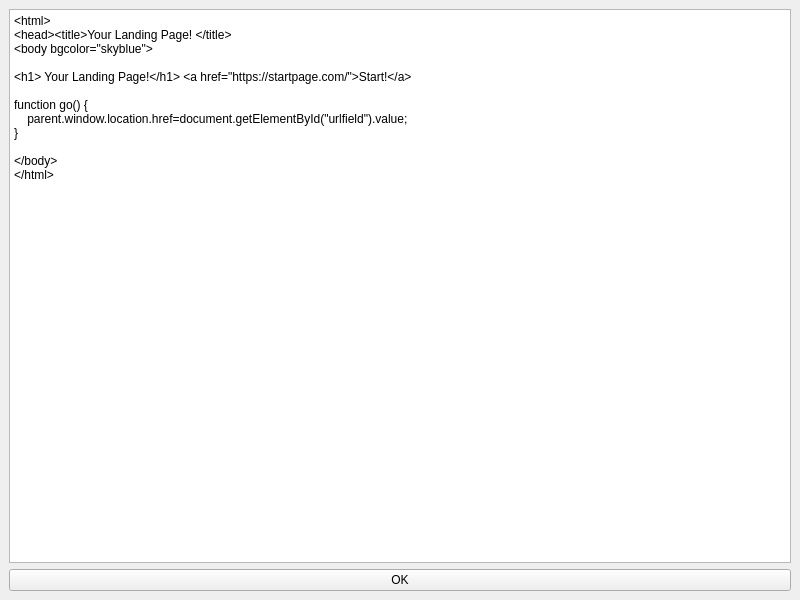
This is CaptiveDNS/indexhtml.ui in browseDNS/CaptiveDNS as Qt 5 draws it before an edit. The edited form follows.
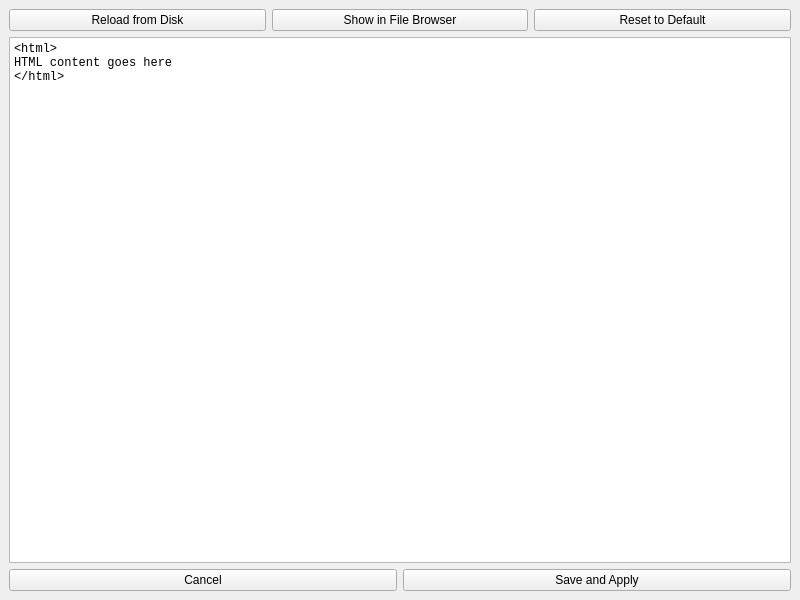
This is the edited form.

Commit message: change landing page, add option to open landing folder, update layout

```diff
--- a/CaptiveDNS/indexhtml.ui
+++ b/CaptiveDNS/indexhtml.ui
@@ -17,30 +17,62 @@
    <layout class="QGridLayout" name="gridLayout">
     <item row="0" column="0">
      <layout class="QVBoxLayout" name="verticalLayout">
+      <item>
+       <layout class="QHBoxLayout" name="horizontalLayout_2">
+        <item>
+         <widget class="QPushButton" name="pushButton_3">
+          <property name="text">
+           <string>Reload from Disk</string>
+          </property>
+         </widget>
+        </item>
+        <item>
+         <widget class="QPushButton" name="pushButton_2">
+          <property name="text">
+           <string>Show in File Browser</string>
+          </property>
+         </widget>
+        </item>
+        <item>
+         <widget class="QPushButton" name="pushButton">
+          <property name="text">
+           <string>Reset to Default</string>
+          </property>
+         </widget>
+        </item>
+       </layout>
+      </item>
       <item>
        <widget class="QPlainTextEdit" name="html">
+        <property name="font">
+         <font>
+          <family>Courier New</family>
+         </font>
+        </property>
         <property name="plainText">
          <string>&lt;html&gt;
-&lt;head&gt;&lt;title&gt;Your Landing Page! &lt;/title&gt;
-&lt;body bgcolor=&quot;skyblue&quot;&gt;
-&lt;input type=&quot;text&quot; name=&quot;urlfield&quot; id=&quot;urlfield&quot; maxlength=&quot;200&quot; size=&quot;75&quot;&gt;&lt;/input&gt;&lt;input type=&quot;button&quot; name=&quot;send&quot; id=&quot;send&quot; value=&quot;Go&quot; onclick=&quot;go()&quot;&gt;&lt;/input&gt;
-&lt;h1&gt; Your Landing Page!&lt;/h1&gt; &lt;a href=&quot;https://startpage.com/&quot;&gt;Start!&lt;/a&gt;
-&lt;script&gt;
-function go() {
-    parent.window.location.href=document.getElementById(&quot;urlfield&quot;).value;
-}
-&lt;/script&gt;
-&lt;/body&gt;
+HTML content goes here
 &lt;/html&gt;</string>
         </property>
        </widget>
       </item>
       <item>
-       <widget class="QPushButton" name="okButton">
-        <property name="text">
-         <string>OK</string>
-        </property>
-       </widget>
+       <layout class="QHBoxLayout" name="horizontalLayout_2">
+        <item>
+         <widget class="QPushButton" name="pushButton_4">
+          <property name="text">
+           <string>Cancel</string>
+          </property>
+         </widget>
+        </item>
+        <item>
+         <widget class="QPushButton" name="okButton">
+          <property name="text">
+           <string>Save and Apply</string>
+          </property>
+         </widget>
+        </item>
+       </layout>
       </item>
      </layout>
     </item>
```
Left out of the diff: 2 changed lines with no effect on the pictures. The commit also changes 9 other files.
